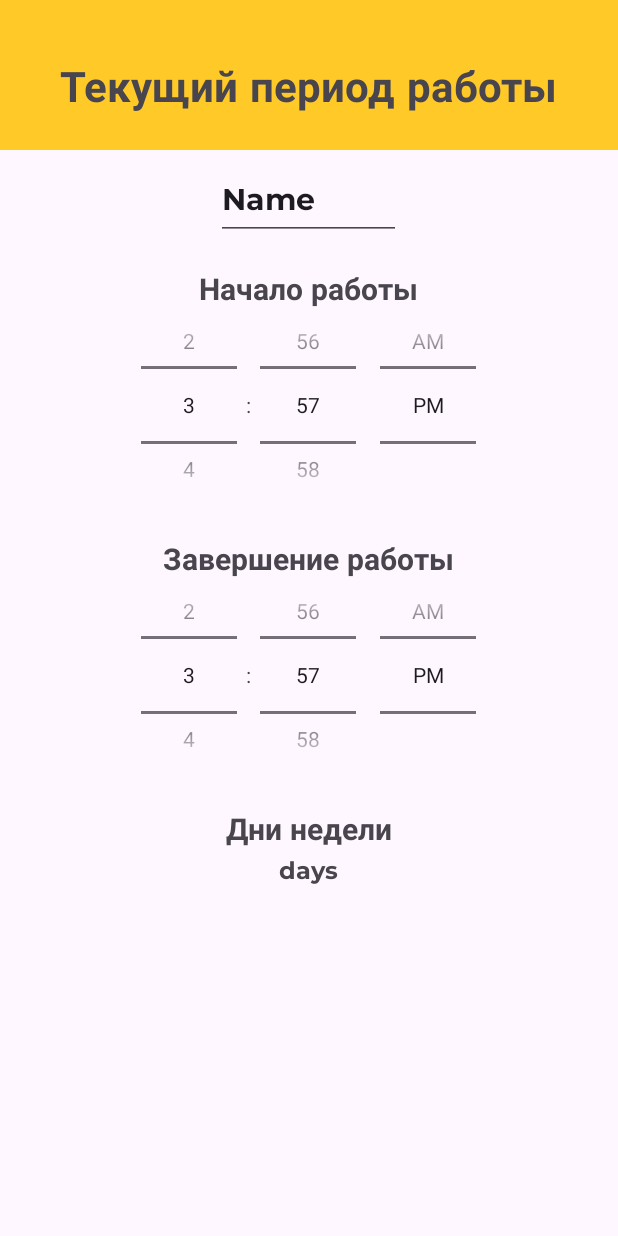
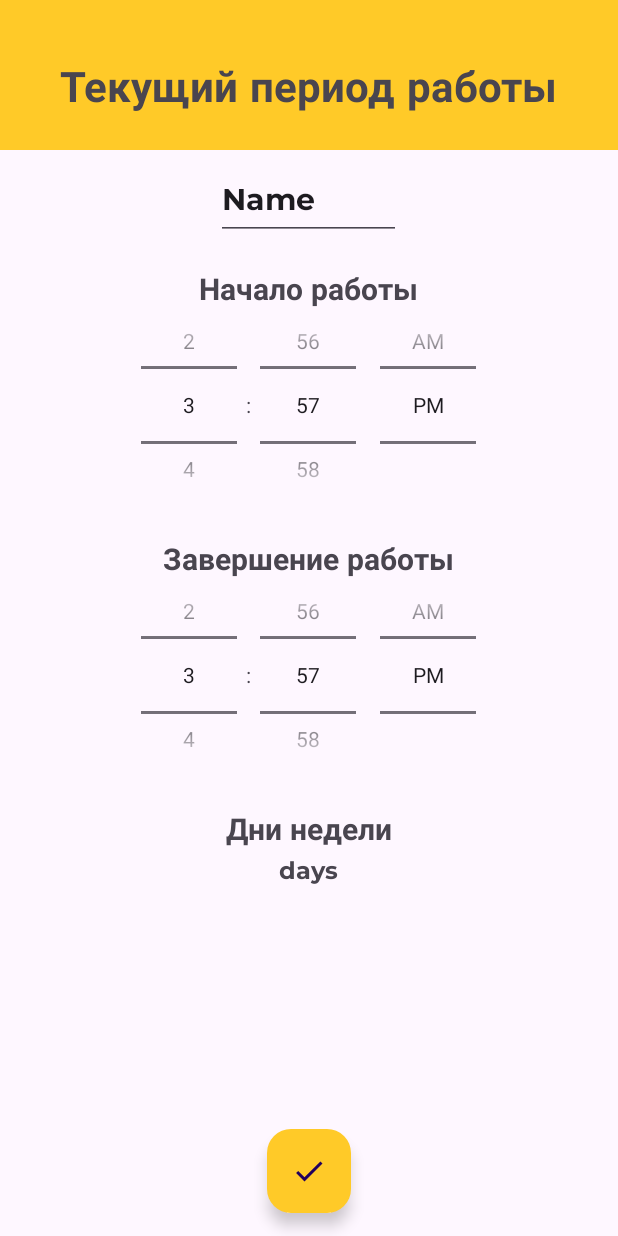
Before and after one commit to YuraLapin/Mobile, an Android app: the CreatePeriodItemActivity screen opened directly, with no data from a screen before it, on a phone screen of 412 x 824 dp. Run offline under Robolectric (Android 15) with nearby library versions, the phone set to English and light mode, and no system bars.

Commit message:
работа над операцией создания периода работы

```diff
--- a/MobileApp/app/src/main/java/com/example/alarmmobileapp/CreatePeriodItemActivity.java
+++ b/MobileApp/app/src/main/java/com/example/alarmmobileapp/CreatePeriodItemActivity.java
@@ -23,7 +23,6 @@ public class CreatePeriodItemActivity extends AppCompatActivity {
             v.setPadding(systemBars.left, systemBars.top, systemBars.right, systemBars.bottom);
             return insets;
         });
-        //timePickerStart = findViewById(R.id.startPeriodTime);
 
 
     }
--- a/MobileApp/app/src/main/res/layout/activity_create_period_item.xml
+++ b/MobileApp/app/src/main/res/layout/activity_create_period_item.xml
@@ -63,7 +63,17 @@
         android:textSize="16sp"
 
         />
-
+    <com.google.android.material.floatingactionbutton.FloatingActionButton
+        android:id="@+id/okButton"
+        android:layout_width="wrap_content"
+        android:layout_height="wrap_content"
+        android:layout_alignParentBottom="true"
+        android:layout_centerHorizontal="true"
+        android:layout_marginBottom="15dp"
+        android:backgroundTint="@color/yellow"
+        android:contentDescription="@string/app_name"
+        android:onClick="CreateNewPeriod"
+        android:src="@drawable/baseline_done_24" />
 
 
 
```
